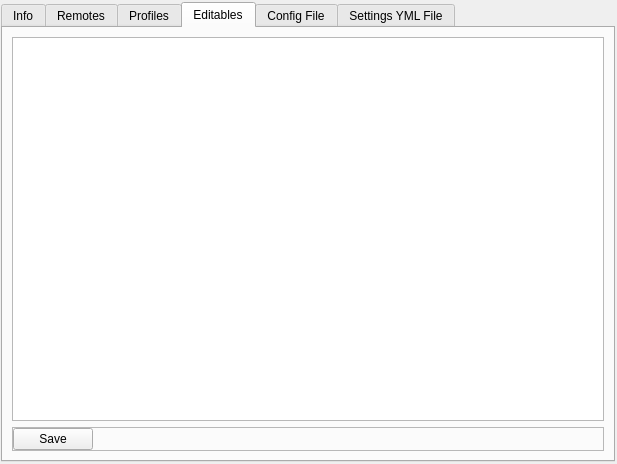
Before: the Qt Designer form src/conan_app_launcher/ui/views/conan_conf/conan_conf.ui in goszpeti/conan_explorer, drawn with Qt 5.
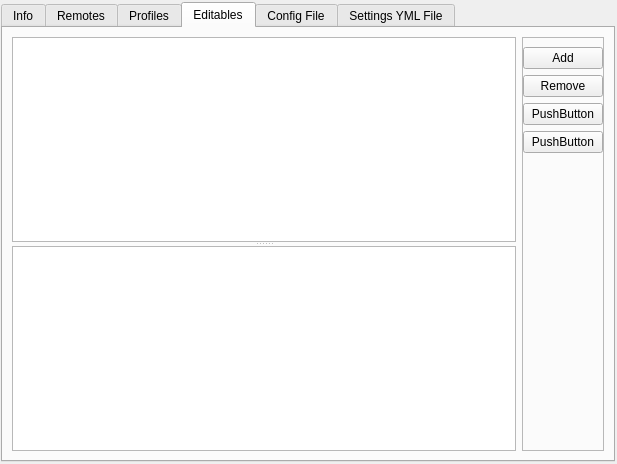
After: the same form once the commit is applied. The open tabs and pages were chosen to show the change. Custom widgets are drawn as their Qt base class.

Commit message: * Bump up to 2.2.0 * Add basic editable gui elements * Implement move to top/bottom for remotes

Patch:
```diff
--- a/src/conan_app_launcher/ui/views/conan_conf/conan_conf.ui
+++ b/src/conan_app_launcher/ui/views/conan_conf/conan_conf.ui
@@ -399,7 +399,7 @@
       <attribute name="title">
        <string>Profiles</string>
       </attribute>
-      <layout class="QVBoxLayout" name="verticalLayout_5">
+      <layout class="QVBoxLayout" name="verticalLayout_11">
        <item>
         <layout class="QGridLayout" name="profiles_layout">
          <item row="0" column="0">
@@ -502,66 +502,84 @@
       <attribute name="title">
        <string>Editables</string>
       </attribute>
+      <layout class="QVBoxLayout" name="verticalLayout_5">
+       <item>
+        <layout class="QGridLayout" name="gridLayout_5">
+         <item row="0" column="0">
+          <widget class="QSplitter" name="splitter_2">
+           <property name="sizePolicy">
+            <sizepolicy hsizetype="MinimumExpanding" vsizetype="Expanding">
+             <horstretch>0</horstretch>
+             <verstretch>0</verstretch>
+            </sizepolicy>
+           </property>
+           <property name="orientation">
+            <enum>Qt::Vertical</enum>
+           </property>
+           <widget class="QTreeView" name="treeView"/>
+           <widget class="QTreeView" name="treeView_2"/>
+          </widget>
+         </item>
+         <item row="0" column="1">
+          <widget class="QFrame" name="frame">
+           <property name="frameShape">
+            <enum>QFrame::StyledPanel</enum>
+           </property>
+           <property name="frameShadow">
+            <enum>QFrame::Raised</enum>
+           </property>
       <layout class="QVBoxLayout" name="verticalLayout_10">
-       <item>
-        <widget class="PlainTextPasteBrowser" name="editables_file_text_browser">
-         <property name="tabChangesFocus">
-          <bool>false</bool>
-         </property>
-         <property name="undoRedoEnabled">
-          <bool>true</bool>
-         </property>
-         <property name="readOnly">
-          <bool>false</bool>
-         </property>
-        </widget>
-       </item>
-       <item>
-        <widget class="QFrame" name="editables_btns_frame">
-         <property name="frameShape">
-          <enum>QFrame::StyledPanel</enum>
-         </property>
-         <property name="frameShadow">
-          <enum>QFrame::Raised</enum>
-         </property>
-         <layout class="QHBoxLayout" name="horizontalLayout_2">
-          <property name="spacing">
-           <number>0</number>
-          </property>
           <property name="leftMargin">
            <number>0</number>
           </property>
-          <property name="topMargin">
-           <number>0</number>
-          </property>
           <property name="rightMargin">
            <number>0</number>
           </property>
-          <property name="bottomMargin">
-           <number>0</number>
-          </property>
+            <item>
+             <widget class="QPushButton" name="pushButton">
+              <property name="text">
+               <string>Add</string>
+              </property>
+             </widget>
+            </item>
           <item>
-           <widget class="QPushButton" name="editables_save_button">
+             <widget class="QPushButton" name="pushButton_2">
             <property name="text">
-             <string>Save</string>
+               <string>Remove</string>
             </property>
            </widget>
           </item>
           <item>
-           <spacer name="editables_btns_spacer">
+             <widget class="QPushButton" name="pushButton_3">
+              <property name="text">
+               <string>PushButton</string>
+              </property>
+             </widget>
+            </item>
+            <item>
+             <widget class="QPushButton" name="pushButton_4">
+              <property name="text">
+               <string>PushButton</string>
+              </property>
+             </widget>
+            </item>
+            <item>
+             <spacer name="verticalSpacer_2">
             <property name="orientation">
-             <enum>Qt::Horizontal</enum>
+               <enum>Qt::Vertical</enum>
             </property>
             <property name="sizeHint" stdset="0">
              <size>
-              <width>40</width>
-              <height>20</height>
+                <width>20</width>
+                <height>40</height>
              </size>
             </property>
            </spacer>
           </item>
          </layout>
         </widget>
+         </item>
+        </layout>
        </item>
       </layout>
      </widget>
```
Left out of the diff: 63 changed lines with no effect on the pictures. Lines whose indentation alone changed are shown as unchanged. The commit also changes 7 other files.
